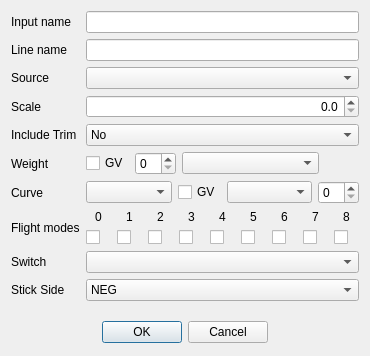
Before: the Qt Designer form companion/src/modeledit/expodialog.ui in opentx/opentx, drawn with Qt 5.
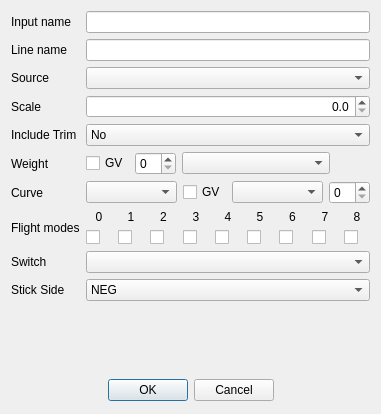
After: the same form once the commit is applied. Icons and pictures are not drawn.

What changed in the file:
```diff
--- a/companion/src/modeledit/expodialog.ui
+++ b/companion/src/modeledit/expodialog.ui
@@ -6,8 +6,8 @@
    <rect>
     <x>0</x>
     <y>0</y>
-    <width>370</width>
-    <height>356</height>
+    <width>381</width>
+    <height>414</height>
    </rect>
   </property>
   <property name="sizePolicy">
```
Left out of the diff: 8 changed lines with no effect on the pictures.
